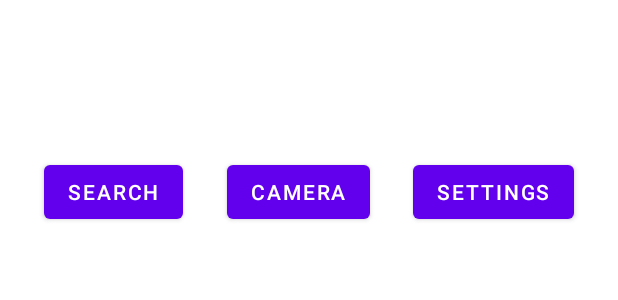
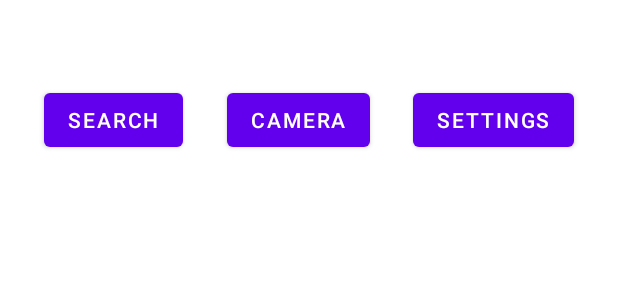
Before and after one commit to Racio-Intern/Indoor-Navigation-App, an Android app: the layout fragment_entry.xml on its own in the app's theme, with its tools: preview values and no code run, on a phone screen of 412 x 824 dp. Shown: the top 300 px of the screen. Run offline under Robolectric (Android 15) with nearby library versions, the phone set to English and light mode, and no system bars.

Commit message:
project 경로 수정

```diff
--- a/IndoorNavigationApp/app/src/main/res/layout/fragment_entry.xml
+++ b/IndoorNavigationApp/app/src/main/res/layout/fragment_entry.xml
@@ -12,7 +12,7 @@
         android:id="@+id/btn_camera"
         android:layout_width="wrap_content"
         android:layout_height="wrap_content"
-        android:layout_marginTop="104dp"
+        android:layout_marginTop="56dp"
         android:text="camera"
         app:layout_constraintEnd_toStartOf="@+id/btn_settings"
         app:layout_constraintHorizontal_bias="0.5"
```
Also changed, not shown: 7 other files.
